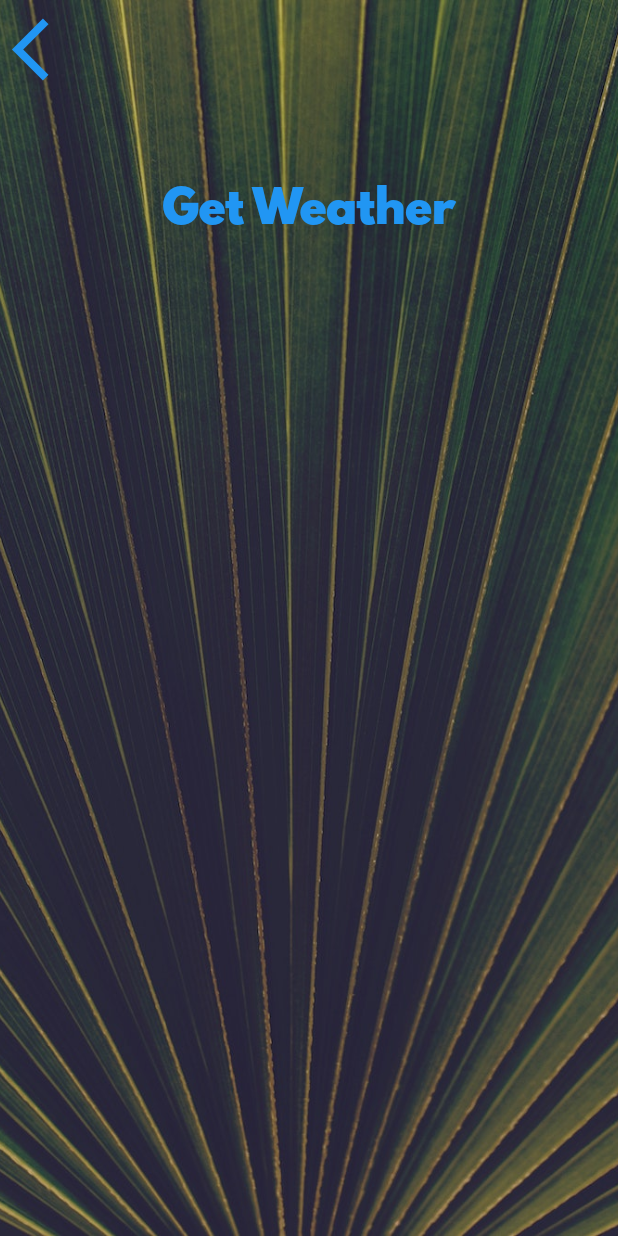
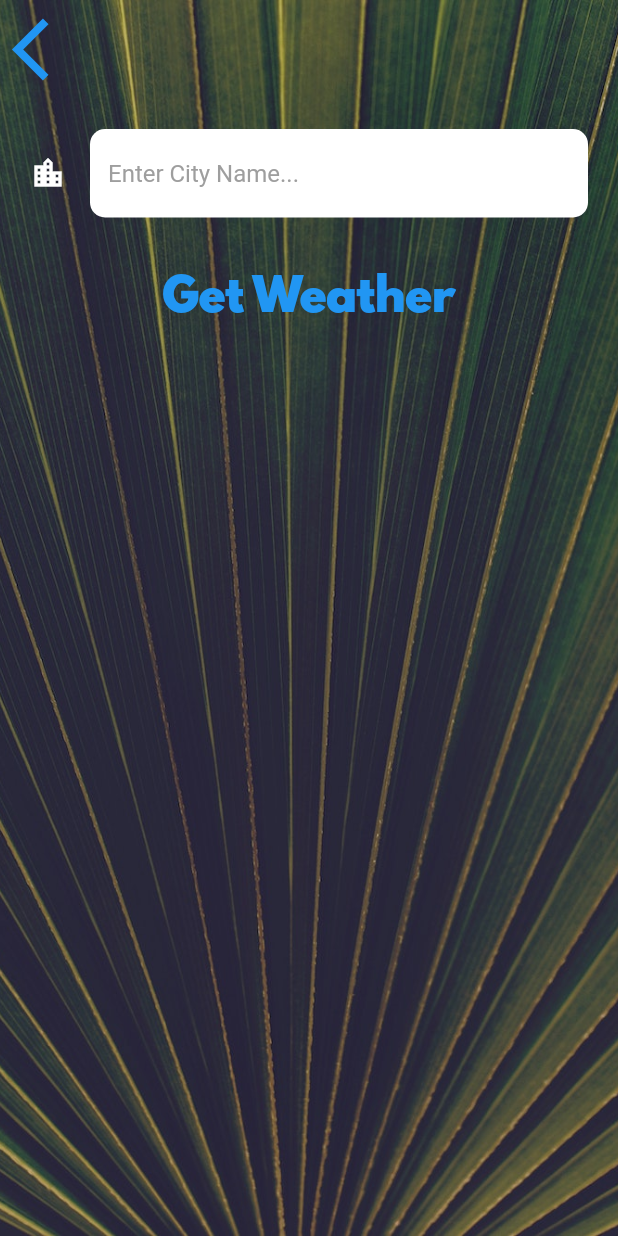
Before and after one commit to kawarimidoll/flutter_course_clima, a Flutter app: the CityScreen screen opened directly, on a phone screen of 412 x 824 dp. Run offline on Flutter 3.47's test engine with Material 2 defaults, Android fonts, the light colour scheme and no system bars; our stand-ins replace flutter_dotenv, flutter_spinkit, geolocator; network calls fail.

Commit message:
add TextField to CityScreen

```diff
--- a/lib/screens/city_screen.dart
+++ b/lib/screens/city_screen.dart
@@ -24,7 +24,9 @@ class _CityScreenState extends State<CityScreen> {
               Align(
                 alignment: Alignment.topLeft,
                 child: TextButton(
-                  onPressed: () {},
+                  onPressed: () {
+                    Navigator.pop(context);
+                  },
                   child: Icon(
                     Icons.arrow_back_ios,
                     size: 50.0,
@@ -33,7 +35,15 @@ class _CityScreenState extends State<CityScreen> {
               ),
               Container(
                 padding: EdgeInsets.all(20.0),
-                child: null,
+                child: TextField(
+                  style: TextStyle(
+                    color: Colors.black,
+                  ),
+                  decoration: kTextFieldInputDecoration,
+                  onChanged: (value) {
+                    print(value);
+                  },
+                ),
               ),
               TextButton(
                 onPressed: () {},
--- a/lib/utilities/constants.dart
+++ b/lib/utilities/constants.dart
@@ -18,3 +18,22 @@ const kButtonTextStyle = TextStyle(
 const kConditionTextStyle = TextStyle(
   fontSize: 100.0,
 );
+
+const kTextFieldInputDecoration = InputDecoration(
+  filled: true,
+  fillColor: Colors.white,
+  icon: Icon(
+    Icons.location_city,
+    color: Colors.white,
+  ),
+  hintText: 'Enter City Name...',
+  hintStyle: TextStyle(
+    color: Colors.grey,
+  ),
+  border: OutlineInputBorder(
+    borderRadius: BorderRadius.all(
+      Radius.circular(10.0),
+    ),
+    borderSide: BorderSide.none,
+  ),
+);
```
Also changed, not shown: lib/screens/location_screen.dart (+11 -1 lines).
